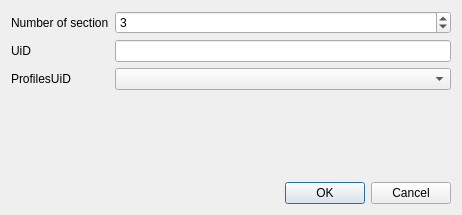
This is TIGLViewer/src/modificators/NewFuselageDialog.ui in DLR-SC/tigl as Qt 5 draws it before an edit. The edited form follows.
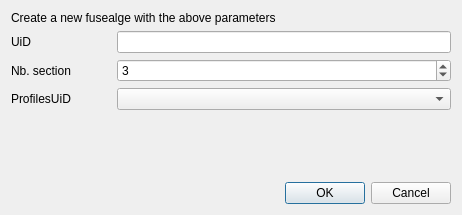
This is the edited form.

Commit message: refactor new fuselage dialog GUI

What changed in the file:
```diff
--- a/TIGLViewer/src/modificators/NewFuselageDialog.ui
+++ b/TIGLViewer/src/modificators/NewFuselageDialog.ui
@@ -14,27 +14,7 @@
    <string>Dialog</string>
   </property>
   <layout class="QGridLayout" name="gridLayout">
-   <item row="5" column="1">
-    <widget class="QDialogButtonBox" name="buttonBox">
-     <property name="orientation">
-      <enum>Qt::Horizontal</enum>
-     </property>
-     <property name="standardButtons">
-      <set>QDialogButtonBox::Cancel|QDialogButtonBox::Ok</set>
-     </property>
-    </widget>
-   </item>
-   <item row="1" column="1">
-    <widget class="QLineEdit" name="lineEditUID"/>
-   </item>
-   <item row="1" column="0">
-    <widget class="QLabel" name="label_3">
-     <property name="text">
-      <string>UiD</string>
-     </property>
-    </widget>
-   </item>
-   <item row="0" column="1">
+   <item row="3" column="1">
     <widget class="QSpinBox" name="spinBoxNbSection">
      <property name="minimum">
       <number>2</number>
@@ -47,21 +27,36 @@
      </property>
     </widget>
    </item>
-   <item row="0" column="0">
+   <item row="8" column="1">
+    <widget class="QDialogButtonBox" name="buttonBox">
+     <property name="orientation">
+      <enum>Qt::Horizontal</enum>
+     </property>
+     <property name="standardButtons">
+      <set>QDialogButtonBox::Cancel|QDialogButtonBox::Ok</set>
+     </property>
+    </widget>
+   </item>
+   <item row="3" column="0">
     <widget class="QLabel" name="label">
-     <property name="text">
-      <string>Number of section</string>
+     <property name="minimumSize">
+      <size>
+       <width>100</width>
+       <height>0</height>
+      </size>
      </property>
-    </widget>
-   </item>
-   <item row="2" column="0">
-    <widget class="QLabel" name="label_2">
+     <property name="maximumSize">
+      <size>
+       <width>100</width>
+       <height>16777215</height>
+      </size>
+     </property>
      <property name="text">
-      <string>ProfilesUiD</string>
+      <string>Nb. section</string>
      </property>
     </widget>
    </item>
-   <item row="3" column="1">
+   <item row="6" column="1">
     <spacer name="verticalSpacer">
      <property name="orientation">
       <enum>Qt::Vertical</enum>
@@ -74,9 +69,57 @@
      </property>
     </spacer>
    </item>
-   <item row="2" column="1">
+   <item row="0" column="0" colspan="2">
+    <widget class="QLabel" name="label_4">
+     <property name="text">
+      <string>Create a new fusealge with the above parameters</string>
+     </property>
+    </widget>
+   </item>
+   <item row="5" column="0">
+    <widget class="QLabel" name="label_2">
+     <property name="minimumSize">
+      <size>
+       <width>100</width>
+       <height>0</height>
+      </size>
+     </property>
+     <property name="maximumSize">
+      <size>
+       <width>100</width>
+       <height>16777215</height>
+      </size>
+     </property>
+     <property name="text">
+      <string>ProfilesUiD</string>
+     </property>
+    </widget>
+   </item>
+   <item row="5" column="1">
     <widget class="QComboBox" name="comboBoxProfilesUID"/>
    </item>
+   <item row="2" column="0">
+    <widget class="QLabel" name="label_3">
+     <property name="minimumSize">
+      <size>
+       <width>100</width>
+       <height>0</height>
+      </size>
+     </property>
+     <property name="maximumSize">
+      <size>
+       <width>100</width>
+       <height>16777215</height>
+      </size>
+     </property>
+     <property name="text">
+      <string>UiD</string>
+     </property>
+    </widget>
+   </item>
+   <item row="2" column="1">
+    <widget class="QLineEdit" name="lineEditUID"/>
+   </item>
   </layout>
  </widget>
  <resources/>
```
